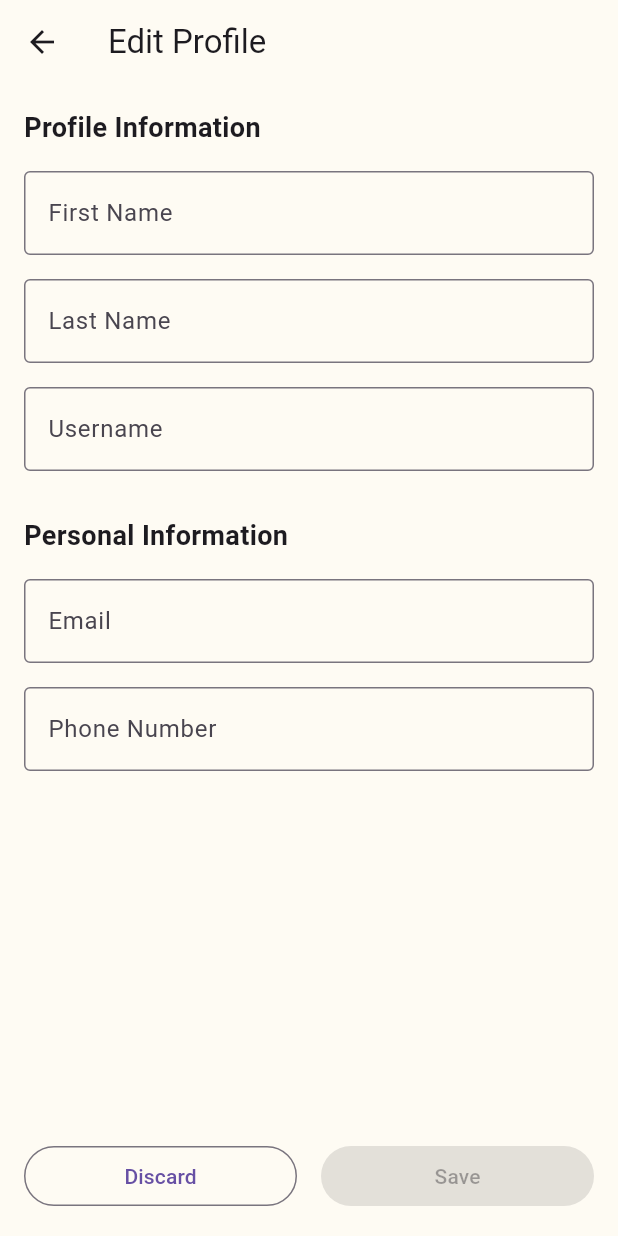
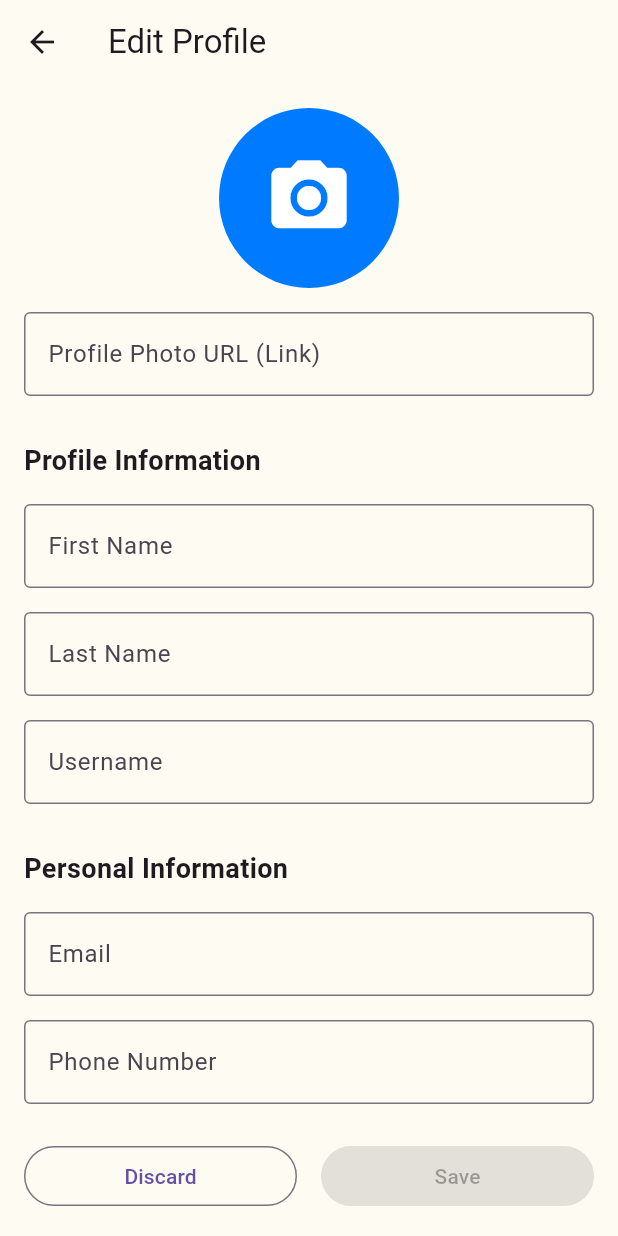
Before and after one commit to Adewangga018/smartlib, a Flutter app: the ProfileScreen screen opened directly, after a tap on "Edit Profile", on a phone screen of 412 x 824 dp. Run offline on Flutter 3.47's test engine with Material 3 defaults, Android fonts, the light colour scheme and no system bars; our stand-ins replace cloud_firestore, firebase_auth, firebase_core; accounts and stored records are empty.

Commit message:
url photo

```diff
--- a/lib/common/models/user_model.dart
+++ b/lib/common/models/user_model.dart
@@ -1,21 +1,23 @@
+// user_model.dart
 class User {
-  String id; // Tambahkan ini
+  String id;
   String firstName;
   String lastName;
   String username;
   String email;
   String phoneNumber;
+  String? photoUrl; // TAMBAHAN: Field untuk URL foto profil
 
   User({
-    required this.id, // Tambahkan ini
+    required this.id,
     required this.firstName,
     required this.lastName,
     required this.username,
     required this.email,
     required this.phoneNumber,
+    this.photoUrl, // TAMBAHAN: Inisialisasi di constructor
   });
 
-  // Tambahkan factory constructor untuk membuat objek User dari dokumen Firestore
   factory User.fromFirestore(Map<String, dynamic> data, String id) {
     return User(
       id: id,
@@ -24,10 +26,10 @@ class User {
       username: data['username'] ?? '',
       email: data['email'] ?? '',
       phoneNumber: data['phoneNumber'] ?? '',
+      photoUrl: data['photoUrl'], // TAMBAHAN: Ambil dari Firestore
     );
   }
 
-  // Tambahkan method toFirestore untuk mengubah objek User menjadi Map<String, dynamic>
   Map<String, dynamic> toFirestore() {
     return {
       'firstName': firstName,
@@ -35,6 +37,28 @@ class User {
       'username': username,
       'email': email,
       'phoneNumber': phoneNumber,
+      'photoUrl': photoUrl, // TAMBAHAN: Simpan ke Firestore
     };
   }
+
+  // TAMBAHAN: Method copyWith untuk memudahkan update sebagian field
+  User copyWith({
+    String? id,
+    String? firstName,
+    String? lastName,
+    String? username,
+    String? email,
+    String? phoneNumber,
+    String? photoUrl,
+  }) {
+    return User(
+      id: id ?? this.id,
+      firstName: firstName ?? this.firstName,
+      lastName: lastName ?? this.lastName,
+      username: username ?? this.username,
+      email: email ?? this.email,
+      phoneNumber: phoneNumber ?? this.phoneNumber,
+      photoUrl: photoUrl ?? this.photoUrl,
+    );
+  }
 }
--- a/lib/features/profile/screens/edit_profile_screen.dart
+++ b/lib/features/profile/screens/edit_profile_screen.dart
@@ -1,3 +1,4 @@
+// edit_profile_screen.dart
 import 'package:flutter/material.dart';
 import 'package:provider/provider.dart';
 import 'package:smartlib/common/models/user_model.dart';
@@ -17,33 +18,31 @@ class _EditProfileScreenState extends State<EditProfileScreen> {
   late TextEditingController _usernameController;
   late TextEditingController _emailController;
   late TextEditingController _phoneController;
+  late TextEditingController _photoUrlController; // TAMBAHAN: Controller untuk photoUrl
 
-  // Simpan ID pengguna
   String? _userId;
 
   @override
   void initState() {
     super.initState();
-    // Ambil data user saat ini dari provider
-    // Pastikan user tidak null saat initState
     final user = Provider.of<ProfileProvider>(context, listen: false).user;
 
     if (user != null) {
-      _userId = user.id; // Simpan ID pengguna
+      _userId = user.id;
       _firstNameController = TextEditingController(text: user.firstName);
       _lastNameController = TextEditingController(text: user.lastName);
       _usernameController = TextEditingController(text: user.username);
       _emailController = TextEditingController(text: user.email);
       _phoneController = TextEditingController(text: user.phoneNumber);
+      _photoUrlController = TextEditingController(text: user.photoUrl); // TAMBAHAN: Inisialisasi photoUrl
     } else {
-      // Handle case where user is null (e.g., redirect to login or show error)
-      _userId = ''; // Atau tangani sesuai kebutuhan
+      _userId = '';
       _firstNameController = TextEditingController();
       _lastNameController = TextEditingController();
       _usernameController = TextEditingController();
       _emailController = TextEditingController();
       _phoneController = TextEditingController();
-      // Mungkin tampilkan SnackBar atau navigasi kembali jika tidak ada user
+      _photoUrlController = TextEditingController(); // TAMBAHAN: Inisialisasi kosong
       WidgetsBinding.instance.addPostFrameCallback((_) {
         ScaffoldMessenger.of(context).showSnackBar(
           const SnackBar(content: Text('Error: No user data to edit.')),
@@ -60,6 +59,7 @@ class _EditProfileScreenState extends State<EditProfileScreen> {
     _usernameController.dispose();
     _emailController.dispose();
     _phoneController.dispose();
+    _photoUrlController.dispose(); // TAMBAHAN: Dispose controller
     super.dispose();
   }
 
@@ -81,6 +81,37 @@ class _EditProfileScreenState extends State<EditProfileScreen> {
                 child: Column(
                   crossAxisAlignment: CrossAxisAlignment.start,
                   children: [
+                    Center( // TAMBAHAN: Tampilkan CircleAvatar untuk foto profil
+                      child: GestureDetector(
+                        onTap: () {
+                          // TODO: Implementasi logic untuk memilih/mengubah foto
+                          // Saat ini hanya fokus pada input link
+                          ScaffoldMessenger.of(context).showSnackBar(
+                            const SnackBar(content: Text('Masukkan link foto di bawah.')),
+                          );
+                        },
+                        child: CircleAvatar(
+                          radius: 60,
+                          backgroundColor: AppColors.primaryBlue,
+                          backgroundImage: _photoUrlController.text.isNotEmpty
+                              ? NetworkImage(_photoUrlController.text) as ImageProvider<Object>?
+                              : null,
+                          child: _photoUrlController.text.isEmpty
+                              ? const Icon(Icons.camera_alt, size: 60, color: Colors.white)
+                              : null,
+                        ),
+                      ),
+                    ),
+                    const SizedBox(height: 16),
+                    TextFormField( // TAMBAHAN: Field untuk Photo URL
+                      controller: _photoUrlController,
+                      decoration: const InputDecoration(
+                        labelText: 'Profile Photo URL (Link)',
+                        hintText: 'e.g. https://drive.google.com/uc?export=view&id=YOUR_FILE_ID',
+                        border: OutlineInputBorder(),
+                      ),
+                    ),
+                    const SizedBox(height: 30),
                     const Text('Profile Information', style: TextStyle(fontSize: 18, fontWeight: FontWeight.bold)),
                     const SizedBox(height: 16),
                     TextFormField(controller: _firstNameController, decoration: const InputDecoration(labelText: 'First Name', border: OutlineInputBorder())),
@@ -91,12 +122,10 @@ class _EditProfileScreenState extends State<EditProfileScreen> {
                     const SizedBox(height: 30),
                     const Text('Personal Information', style: TextStyle(fontSize: 18, fontWeight: FontWeight.bold)),
                     const SizedBox(height: 16),
-                    // Email seharusnya tidak bisa diedit langsung jika menggunakan Firebase Auth sebagai primary ID
-                    // Atau tambahkan logika untuk re-authenticate jika email diubah
                     TextFormField(
                         controller: _emailController,
                         decoration: const InputDecoration(labelText: 'Email', border: OutlineInputBorder()),
-                        readOnly: true, // Biasanya email tidak boleh diubah langsung
+                        readOnly: true,
                         style: const TextStyle(color: Colors.grey)
                     ),
                     const SizedBox(height: 16),
@@ -122,21 +151,25 @@ class _EditProfileScreenState extends State<EditProfileScreen> {
             const SizedBox(width: 16),
             Expanded(
               child: ElevatedButton(
-                // --- Logika Tombol Save ---
                 onPressed: profileProvider.isLoading || _userId == null || _userId!.isEmpty
                     ? null
                     : () async {
                         // Buat objek User baru dari data di controller
                         final updatedUser = User(
-                          id: _userId!, // Pastikan ID tidak null
+                          id: _userId!,
                           firstName: _firstNameController.text,
                           lastName: _lastNameController.text,
                           username: _usernameController.text,
-                          email: _emailController.text, // Email diambil dari controller
+                          email: _emailController.text,
                           phoneNumber: _phoneController.text,
+                          photoUrl: _photoUrlController.text.isNotEmpty ? _photoUrlController.text : null, // TAMBAHAN: Ambil photoUrl dari controller
                         );
                         // Panggil fungsi update dari provider
                         await profileProvider.updateUserProfile(updatedUser);
+
+                        // Panggil update photo secara terpisah jika diperlukan (opsional, karena sudah terintegrasi di updateUserProfile)
+                        // await profileProvider.updateProfilePhoto(_photoUrlController.text.isNotEmpty ? _photoUrlController.text : null);
+
                         if (context.mounted && profileProvider.errorMessage == null) {
                           Navigator.of(context).pop();
                         }
--- a/lib/features/profile/screens/profile_screen.dart
+++ b/lib/features/profile/screens/profile_screen.dart
@@ -1,3 +1,4 @@
+// profile_screen.dart
 import 'package:flutter/material.dart';
 import 'package:provider/provider.dart';
 import 'package:smartlib/common/providers/profile_provider.dart';
@@ -6,7 +7,7 @@ import 'package:smartlib/features/auth/screens/login_screen.dart';
 import 'package:smartlib/features/profile/screens/edit_profile_screen.dart';
 import 'package:smartlib/core/providers/auth_provider.dart';
 import 'package:smartlib/features/profile/screens/change_password_screen.dart';
-import 'package:smartlib/features/profile/screens/delete_account_screen.dart'; // <-- IMPORT SCREEN BARU INI
+import 'package:smartlib/features/profile/screens/delete_account_screen.dart';
 
 class ProfileScreen extends StatelessWidget {
   const ProfileScreen({super.key});
@@ -18,6 +19,10 @@ class ProfileScreen extends StatelessWidget {
     return Consumer<ProfileProvider>(
       builder: (context, profileProvider, child) {
         final user = profileProvider.user;
+
+        // --- TAMBAHKAN PRINT STATEMENT DI SINI ---
+        print('ProfileScreen: Rendering. Current user photoUrl: ${user?.photoUrl}');
+        // ----------------------------------------
 
         if (profileProvider.isLoading) {
           return const Scaffold(
@@ -78,16 +83,28 @@ class ProfileScreen extends StatelessWidget {
             padding: const EdgeInsets.all(16.0),
             child: Column(
               children: [
-                Row(
-                  children: [
-                    const CircleAvatar(
-                      radius: 40,
+                GestureDetector(
+                  onTap: () async {
+                    await Navigator.of(context).push(
+                      MaterialPageRoute(builder: (context) => const EditProfileScreen()),
+                    );
+                    profileProvider.reloadUserProfile();
+                  },
+                  child: CircleAvatar(
+                    radius: 60,
                     backgroundColor: AppColors.primaryBlue,
-                      child: Icon(Icons.person, size: 50, color: Colors.white),
+                    backgroundImage: user.photoUrl != null && user.photoUrl!.isNotEmpty
+                        ? NetworkImage(user.photoUrl!) as ImageProvider<Object>?
+                        : null,
+                    child: user.photoUrl == null || user.photoUrl!.isEmpty
+                        ? const Icon(Icons.person, size: 60, color: Colors.white)
+                        : null,
                   ),
-                    const SizedBox(width: 16),
-                    Column(
-                      crossAxisAlignment: CrossAxisAlignment.start,
+                ),
+                const SizedBox(height: 16),
+                Center(
+                  child: Column(
+                    crossAxisAlignment: CrossAxisAlignment.center,
                     children: [
                       Text(
                         user.username,
@@ -100,9 +117,8 @@ class ProfileScreen extends StatelessWidget {
                       ),
                     ],
                   ),
-                  ],
                 ),
-                const SizedBox(height: 30),
+                const SizedBox(height: 16),
                 const Divider(),
                 ListTile(
                   leading: const Icon(Icons.edit_outlined, color: AppColors.darkBlueText),
@@ -139,19 +155,16 @@ class ProfileScreen extends StatelessWidget {
                     }
                   },
                 ),
-                // --- TAMBAHKAN TOMBOL DELETE ACCOUNT DI SINI ---
                 ListTile(
-                  leading: const Icon(Icons.delete_forever, color: Colors.red), // Icon delete
+                  leading: const Icon(Icons.delete_forever, color: Colors.red),
                   title: const Text('Delete Account', style: TextStyle(color: Colors.red)),
                   trailing: const Icon(Icons.chevron_right, color: Colors.red),
                   onTap: () {
-                    // Navigasi ke layar konfirmasi penghapusan akun
                     Navigator.of(context).push(
                       MaterialPageRoute(builder: (context) => const DeleteAccountScreen()),
                     );
                   },
                 ),
-                // --- AKHIR TAMBAHAN ---
               ],
             ),
           ),
--- a/lib/firestore_service.dart
+++ b/lib/firestore_service.dart
@@ -1,3 +1,4 @@
+// firestore_service.dart
 import 'package:cloud_firestore/cloud_firestore.dart';
 import 'package:smartlib/common/models/user_model.dart';
 
@@ -41,4 +42,16 @@ class FirestoreService {
     }
   }
   // --- AKHIR TAMBAHAN ---
+
+  // TAMBAHAN: Fungsi untuk memperbarui hanya foto profil
+  Future<void> updateUserProfilePhoto(String uid, String? photoUrl) async {
+    try {
+      await _usersCollection.doc(uid).update({
+        'photoUrl': photoUrl,
+      });
+    } catch (e) {
+      print('Error updating profile photo: $e');
+      throw Exception('Failed to update profile photo: ${e.toString()}');
+    }
+  }
 }
```
Also changed, not shown: lib/common/providers/profile_provider.dart (+47 -11 lines), lib/main.dart (+6 -12 lines). Lines whose indentation alone changed are shown as unchanged.
